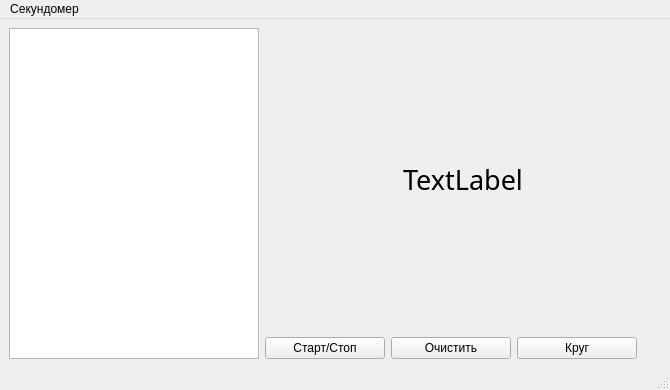
Old version of the form Lesson 05/Task1/mainwindow.ui in the repository walterXXXXX/HW_Qt.
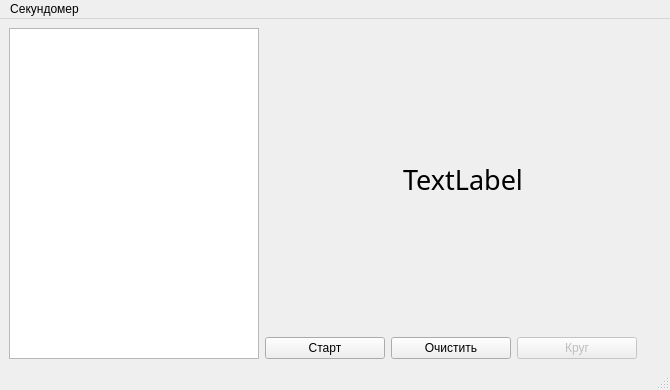
New version of the form.

```diff
--- a/Lesson 05/Task1/mainwindow.ui
+++ b/Lesson 05/Task1/mainwindow.ui
@@ -74,10 +74,10 @@
            </size>
           </property>
           <property name="text">
-           <string>Старт/Стоп</string>
+           <string>Старт</string>
           </property>
           <property name="checkable">
-           <bool>true</bool>
+           <bool>false</bool>
           </property>
           <property name="checked">
            <bool>false</bool>
@@ -111,6 +111,9 @@
         </item>
         <item>
          <widget class="QPushButton" name="pb_circle">
+          <property name="enabled">
+           <bool>false</bool>
+          </property>
           <property name="sizePolicy">
            <sizepolicy hsizetype="MinimumExpanding" vsizetype="Maximum">
             <horstretch>0</horstretch>
```
